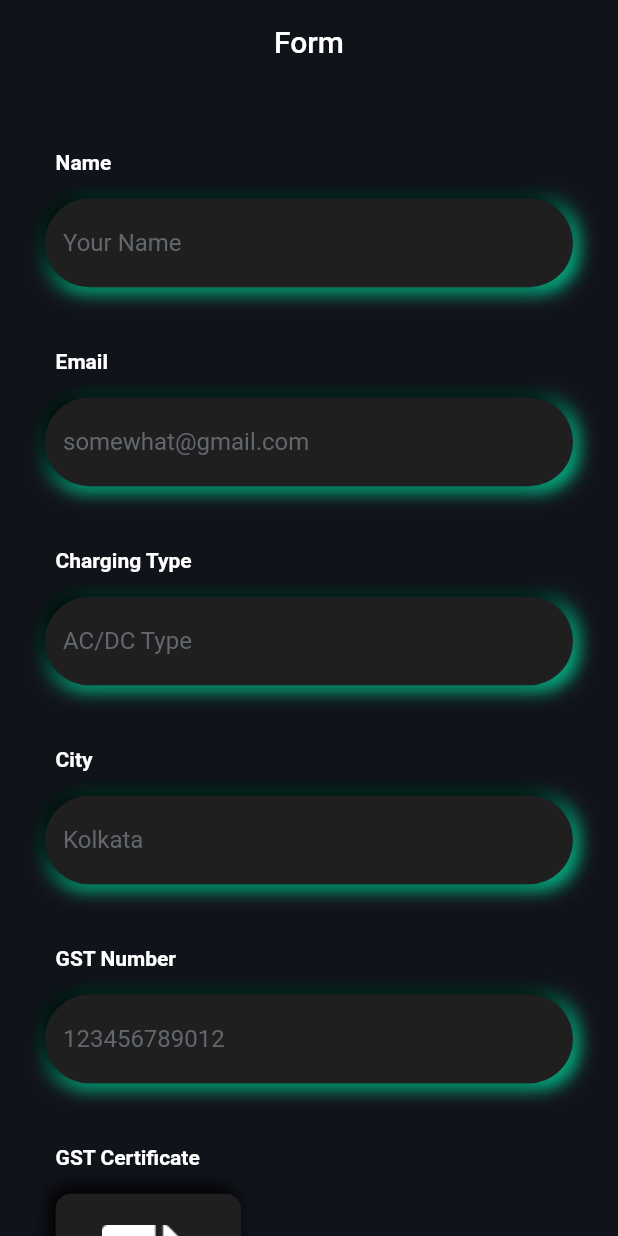
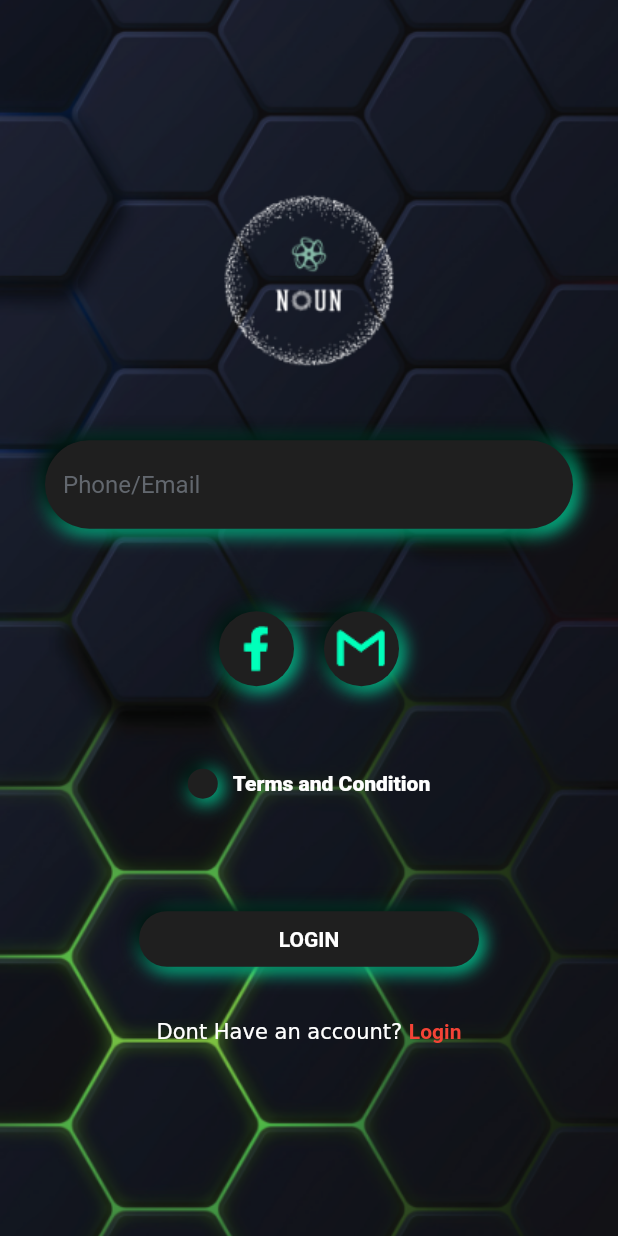
Before and after one commit to tanaybanerjeedeveloper/noun_serivice_provider_app, a Flutter app: the screen it shows after launch, on a phone screen of 412 x 824 dp. Run offline on Flutter 3.47's test engine with Material 2 defaults, Android fonts, the phone set to English and light mode, and no system bars; our stand-ins replace curved_navigation_bar, file_picker, image_picker, open_file, qr_flutter.

```diff
--- a/lib/main.dart
+++ b/lib/main.dart
@@ -1,8 +1,11 @@
 import 'package:flutter/material.dart';
+import 'package:noun_service_app/screens/login_screen.dart';
+import 'package:noun_service_app/screens/otp_screen.dart';
 
 import 'screens/home_screen.dart';
 import 'screens/add_station_screen.dart';
 import 'screens/form_screen.dart';
+import 'screens/qr_code_screen.dart';
 import 'widgets/bottom_navigation_bar.dart';
 
 void main() {
@@ -27,11 +30,13 @@ class MyApp extends StatelessWidget {
         ),
       ),
       // home: BottomNavigation(),
-      home: FormScreen(),
+      home: LoginScreen(),
       routes: {
         AddStationScreen.routeName: (context) => AddStationScreen(),
         FormScreen.routeName: (context) => FormScreen(),
         BottomNavigation.routeName: (context) => BottomNavigation(),
+        OtpScreen.routeName: (context) => OtpScreen(),
+        QRCodeScreen.routeName: (context) => QRCodeScreen(),
       },
     );
   }
--- /dev/null
+++ b/lib/screens/login_screen.dart
@@ -0,0 +1,166 @@
+import 'dart:async';
+
+import 'package:flutter/material.dart';
+import '../utilities/constants.dart';
+import '../widgets/3rd_party_login_btn.dart';
+import '../widgets/button.dart';
+import 'home_screen.dart';
+import '../widgets/bottom_navigation_bar.dart';
+import 'otp_screen.dart';
+
+class LoginScreen extends StatefulWidget {
+  //LoginScreen({Key? key}) : super(key: key);
+  static const id = 'LoginScreen';
+
+  @override
+  State<LoginScreen> createState() => _LoginScreenState();
+}
+
+class _LoginScreenState extends State<LoginScreen> {
+  var _isElevated = true;
+  var _checkBoxValue = false;
+
+  @override
+  Widget build(BuildContext context) {
+    final mediaQuery = MediaQuery.of(context);
+    return Scaffold(
+      body: SingleChildScrollView(
+        child: Container(
+          height: mediaQuery.size.height * 1,
+          decoration: const BoxDecoration(
+            image: DecorationImage(
+              image: AssetImage('assets/images/background.png'),
+              fit: BoxFit.cover,
+            ),
+          ),
+          child: Center(
+            child: Column(
+              mainAxisAlignment: MainAxisAlignment.center,
+              children: [
+                Image.asset(
+                  'assets/images/logo.png',
+                  height: 120,
+                  fit: BoxFit.cover,
+                ),
+                const SizedBox(
+                  height: 45.0,
+                ),
+                Container(
+                  margin: const EdgeInsets.symmetric(
+                      horizontal: 30.0, vertical: 0.0),
+                  decoration: BoxDecoration(
+                    borderRadius: BorderRadius.circular(25.0),
+                    boxShadow: [
+                      const BoxShadow(
+                          color: Color(0xff00ffba),
+                          offset: Offset(2, 2),
+                          blurRadius: 10,
+                          spreadRadius: 0.2),
+                      const BoxShadow(
+                        color: Colors.black,
+                        offset: Offset(-4, -4),
+                        blurRadius: 10,
+                      )
+                    ],
+                  ),
+                  child: TextField(
+                    onChanged: (value) {},
+                    decoration:
+                        kTextFieldDecoration.copyWith(hintText: 'Phone/Email'),
+                  ),
+                ),
+                const SizedBox(
+                  height: 55.0,
+                ),
+                Row(
+                  mainAxisAlignment: MainAxisAlignment.center,
+                  children: [
+                    SmallButton('assets/images/fb.png'),
+                    const SizedBox(
+                      width: 20.0,
+                    ),
+                    SmallButton('assets/images/gmail.png'),
+                  ],
+                ),
+                const SizedBox(
+                  height: 55.0,
+                ),
+                Row(
+                  mainAxisAlignment: MainAxisAlignment.center,
+                  children: [
+                    Container(
+                      child: Theme(
+                        child: Checkbox(
+                          value: _checkBoxValue,
+                          shape: CircleBorder(),
+                          activeColor: Color(0xff00ffba),
+                          onChanged: (value) {
+                            setState(() {
+                              _checkBoxValue = value!;
+                            });
+                          },
+                        ),
+                        data:
+                            ThemeData(unselectedWidgetColor: Color(0xff1f1f1f)),
+                      ),
+                      height: 20,
+                      width: 20,
+                      decoration: BoxDecoration(
+                          color: Color(0xff1f1f1f),
+                          borderRadius: BorderRadius.circular(50),
+                          boxShadow: [
+                            const BoxShadow(
+                              color: Color(0xff00ffba),
+                              offset: Offset(2, 2),
+                              blurRadius: 10,
+                              spreadRadius: 0.5,
+                            ),
+                            const BoxShadow(
+                              color: Colors.black,
+                              offset: Offset(-4, -4),
+                              blurRadius: 10,
+                            )
+                          ]),
+                    ),
+                    SizedBox(width: 10.0),
+                    Text(
+                      'Terms and Condition',
+                      style: TextStyle(
+                          fontWeight: FontWeight.w800, fontSize: 14.0),
+                    )
+                  ],
+                ),
+                const SizedBox(
+                  height: 75.0,
+                ),
+                Button('LOGIN', () {
+                  // Navigator.pushNamed(context, BottomNavigation.id);
+                  // Timer(const Duration(milliseconds: 500),
+                  //     () => Navigator.pushNamed(context, BottomNavigation.id));
+                  Timer(const Duration(milliseconds: 500),
+                      () => Navigator.pushNamed(context, OtpScreen.routeName));
+                }),
+                const SizedBox(
+                  height: 35.0,
+                ),
+                RichText(
+                  text: TextSpan(
+                    text: 'Dont Have an account? ',
+                    //style: DefaultTextStyle.of(context).style,
+                    children: const <TextSpan>[
+                      TextSpan(
+                        text: 'Login',
+                        style: TextStyle(
+                            fontWeight: FontWeight.bold, color: Colors.red),
+                      ),
+                    ],
+                  ),
+                ),
+              ],
+            ),
+          ),
+        ),
+      ),
+    );
+  }
+}
--- a/lib/screens/station_screen.dart
+++ b/lib/screens/station_screen.dart
@@ -1,6 +1,7 @@
 import 'package:flutter/material.dart';
 
 import 'add_station_screen.dart';
+import 'qr_code_screen.dart';
 
 class StationScreen extends StatefulWidget {
   StationScreenState createState() => StationScreenState();
@@ -191,8 +192,8 @@ class StationScreenState extends State<StationScreen> {
                         top: height * 0.002,
                         right: height * 0.01),
                     child: InkWell(
-                      onTap: () =>
-                          Navigator.of(context).pushNamed('/cancelled-orders'),
+                      onTap: () => Navigator.of(context)
+                          .pushNamed(QRCodeScreen.routeName),
                       child: Container(
                         child: Image.asset('assets/images/qrcode.png'),
                         width: double.infinity,
--- /dev/null
+++ b/lib/widgets/3rd_party_login_btn.dart
@@ -0,0 +1,56 @@
+import 'package:flutter/material.dart';
+
+class SmallButton extends StatefulWidget {
+  //SmallButton({Key? key}) : super(key: key);
+  final String img;
+
+  SmallButton(this.img);
+
+  @override
+  State<SmallButton> createState() => _SmallButtonState();
+}
+
+class _SmallButtonState extends State<SmallButton> {
+  var _isElevated = true;
+  @override
+  Widget build(BuildContext context) {
+    return Listener(
+      onPointerUp: (_) => setState(() {
+        _isElevated = true;
+      }),
+      onPointerDown: (_) {
+        setState(() => _isElevated = false);
+        print('Gmail Clicked');
+      },
+      child: AnimatedContainer(
+        duration: Duration(
+          milliseconds: 250,
+        ),
+        height: 50,
+        width: 50,
+        child: Image.asset(
+          widget.img,
+          color: _isElevated == true ? Color(0xff00ffba) : Colors.white,
+        ),
+        decoration: BoxDecoration(
+            color: Color(0xff1f1f1f),
+            borderRadius: BorderRadius.circular(50),
+            boxShadow: _isElevated == true
+                ? [
+                    const BoxShadow(
+                      color: Color(0xff00ffba),
+                      offset: Offset(2, 2),
+                      blurRadius: 10,
+                      spreadRadius: 0.5,
+                    ),
+                    const BoxShadow(
+                      color: Colors.black,
+                      offset: Offset(-4, -4),
+                      blurRadius: 10,
+                    )
+                  ]
+                : null),
+      ),
+    );
+  }
+}
--- a/pubspec.yaml
+++ b/pubspec.yaml
@@ -42,6 +42,7 @@ dependencies:
   path_provider: ^2.0.9
   path: ^1.8.0
   image_picker: ^0.8.5+3
+  qr_flutter: ^4.0.0
 
 dev_dependencies:
   flutter_test:
@@ -82,6 +83,10 @@ flutter:
     - assets/images/charging.png
     - assets/images/img.png
     - assets/images/pdf.png
+    - assets/images/logo.png
+    - assets/images/fb.png
+    - assets/images/gmail.png
+    - assets/images/background.png
 
 
   # An image asset can refer to one or more resolution-specific "variants", see
```
Also changed, not shown: lib/screens/form_screen.dart (+9 -1 lines), lib/screens/otp_screen.dart (added, +197 -0 lines), lib/screens/qr_code_screen.dart (added, +81 -0 lines), lib/screens/station_details.dart (+5 -5 lines), assets/images/Icon awesome-file-pdf.png (added), assets/images/background.png (added), assets/images/fb.png (added), assets/images/gmail.png (added), assets/images/logo.png (added), pubspec.lock.
